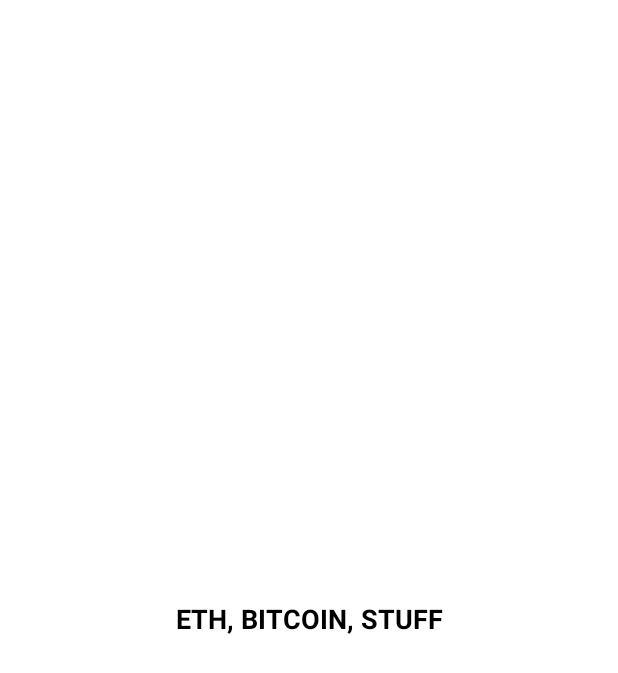
After one commit to balazsbanto/CryptoBalances, an Android app: the layout controller_tokens_screen.xml on its own in the app's theme, with its tools: preview values and no code run, on a phone screen of 412 x 824 dp. The commit adds this screen. Shown: the top 673 px of the screen. Run offline under Robolectric (Android 15) with nearby library versions, the phone set to English and light mode, and no system bars.

Commit message:
Navigation to blank tokens screen is working

```diff
--- a/app/src/main/java/com/example/cryptobalances/core/MainActivity.kt
+++ b/app/src/main/java/com/example/cryptobalances/core/MainActivity.kt
@@ -35,4 +35,10 @@ class MainActivity : AppCompatActivity(), KoinComponent{
         }
     }
 
+    override fun onBackPressed() {
+        if (!router.handleBack()) {
+            super.onBackPressed()
+        }
+    }
+
 }
--- a/app/src/main/java/com/example/cryptobalances/core/Navigator.kt
+++ b/app/src/main/java/com/example/cryptobalances/core/Navigator.kt
@@ -3,5 +3,6 @@ package com.example.cryptobalances.core
 import com.bluelinelabs.conductor.Router
 
 interface Navigator {
-
+    fun pushTokensControllerOnInfoScreenController()
+    fun popCurrentController()
 }
--- a/app/src/main/java/com/example/cryptobalances/core/di/AppComponent.kt
+++ b/app/src/main/java/com/example/cryptobalances/core/di/AppComponent.kt
@@ -3,9 +3,12 @@ package com.example.cryptobalances.core.di
 import com.example.cryptobalances.core.Navigator
 import com.example.cryptobalances.core.NavigatorImpl
 import feature.info_screen.di.infoScreenFeatureModule
+import feature_tokens.di.tokensFeatureModule
 import org.koin.dsl.module
 
-val appComponenet = listOf(infoScreenFeatureModule,
+val appComponenet = listOf(
+    infoScreenFeatureModule,
+    tokensFeatureModule,
     module {
         single { NavigatorImpl() as Navigator }
     }
--- a/app/src/main/java/feature_tokens/view/TokensView.kt
+++ b/app/src/main/java/feature_tokens/view/TokensView.kt
@@ -1,7 +1,11 @@
 package feature_tokens.view
 
 import com.hannesdorfmann.mosby3.mvp.MvpView
+import io.reactivex.Observable
 import org.koin.core.KoinComponent
 
 interface TokensView : MvpView, KoinComponent {
+
+    fun initializeEmptyState() : Observable<Any>
+    fun render(viewState: TokensViewState)
 }
--- a/app/src/main/java/feature_tokens/view/TokensViewState.kt
+++ b/app/src/main/java/feature_tokens/view/TokensViewState.kt
@@ -1,4 +1,5 @@
 package feature_tokens.view
 
-class TokensViewState {
+sealed class TokensViewState {
+    class EmtpyState() : TokensViewState()
 }
--- /dev/null
+++ b/app/src/main/res/layout/controller_tokens_screen.xml
@@ -0,0 +1,23 @@
+<?xml version="1.0" encoding="utf-8"?>
+<androidx.constraintlayout.widget.ConstraintLayout
+    xmlns:android="http://schemas.android.com/apk/res/android"
+    xmlns:app="http://schemas.android.com/apk/res-auto"
+    xmlns:tools="http://schemas.android.com/tools"
+    android:layout_width="match_parent"
+    android:layout_height="match_parent">
+
+    <TextView
+        android:id="@+id/wallet_address_label"
+        android:layout_width="wrap_content"
+        android:layout_height="wrap_content"
+        android:gravity="center_vertical|center_horizontal"
+        android:text="ETH, BITCOIN, STUFF"
+        android:textColor="@android:color/black"
+        android:textSize="18sp"
+        android:textStyle="normal|bold"
+        app:layout_constraintBottom_toBottomOf="parent"
+        app:layout_constraintEnd_toEndOf="parent"
+        app:layout_constraintStart_toStartOf="parent"
+        app:layout_constraintTop_toTopOf="parent"/>
+
+</androidx.constraintlayout.widget.ConstraintLayout>
```
Also changed, not shown: app/src/main/java/com/example/cryptobalances/core/NavigatorImpl.kt (+13 -1 lines), app/src/main/java/feature/info_screen/view/InfoScreenController.kt (+11 -4 lines), app/src/main/java/feature_tokens/di/TokensFeatureModule.kt (+4 -4 lines), app/src/main/java/feature_tokens/domain/TokensInteractor.kt (+7 -0 lines), app/src/main/java/feature_tokens/view/TokensController.kt (+45 -1 lines), app/src/main/java/feature_tokens/view/TokensPresenter.kt (+29 -1 lines).
